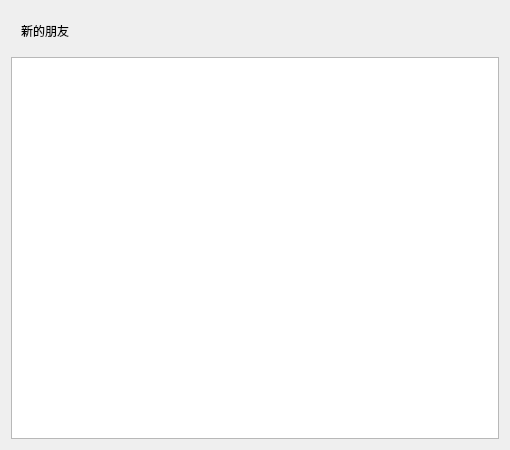
Qt form ZhKeyesIMClient/UI/ApplyFriendPage.ui (Keyes117/ZhKeyesIM) before a commit.
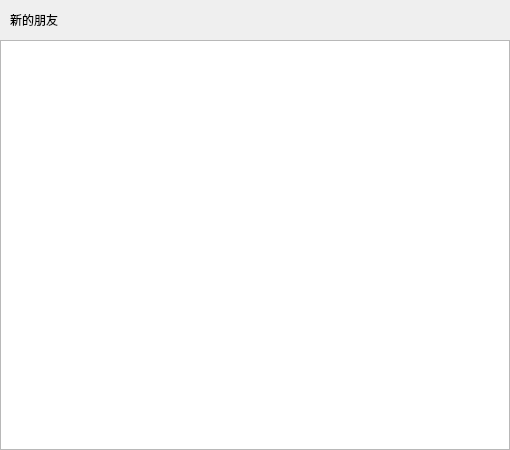
The same form after that commit. Custom widgets are drawn as their Qt base class.

What changed in the file:
```diff
--- a/ZhKeyesIMClient/UI/ApplyFriendPage.ui
+++ b/ZhKeyesIMClient/UI/ApplyFriendPage.ui
@@ -14,6 +14,21 @@
    <string>ApplyFriendPage</string>
   </property>
   <layout class="QVBoxLayout" name="verticalLayout">
+   <property name="spacing">
+    <number>0</number>
+   </property>
+   <property name="leftMargin">
+    <number>0</number>
+   </property>
+   <property name="topMargin">
+    <number>0</number>
+   </property>
+   <property name="rightMargin">
+    <number>0</number>
+   </property>
+   <property name="bottomMargin">
+    <number>0</number>
+   </property>
    <item>
     <widget class="QWidget" name="widget" native="true">
      <property name="minimumSize">
```
Left out of the diff: 2 changed lines with no effect on the pictures.
